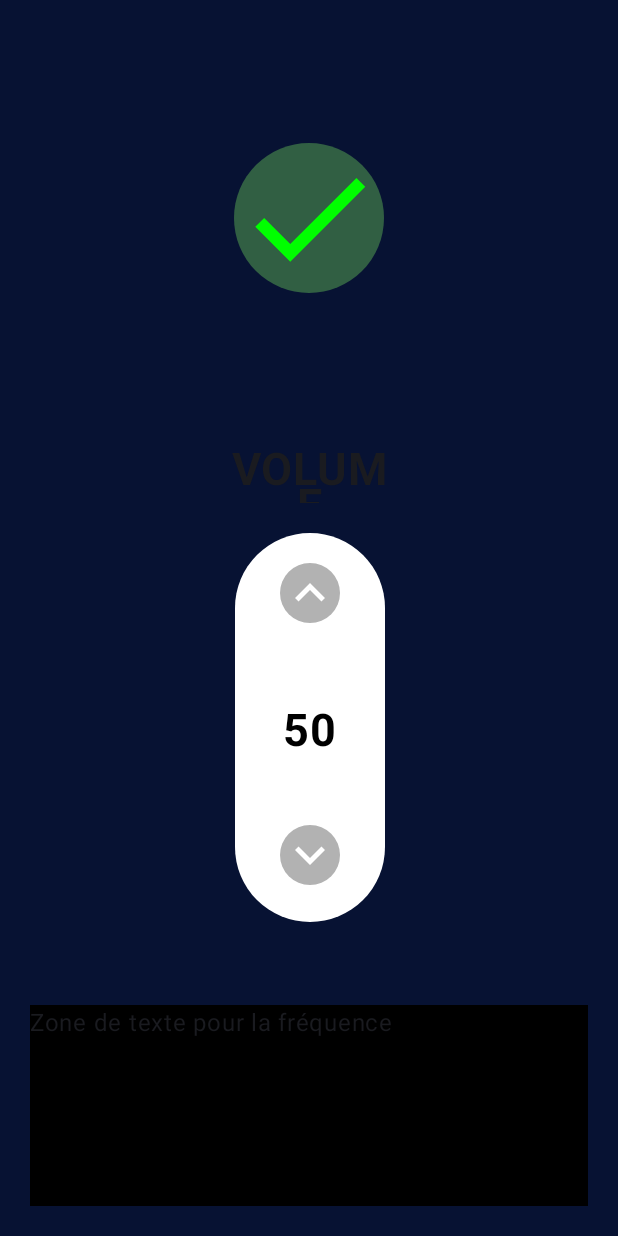
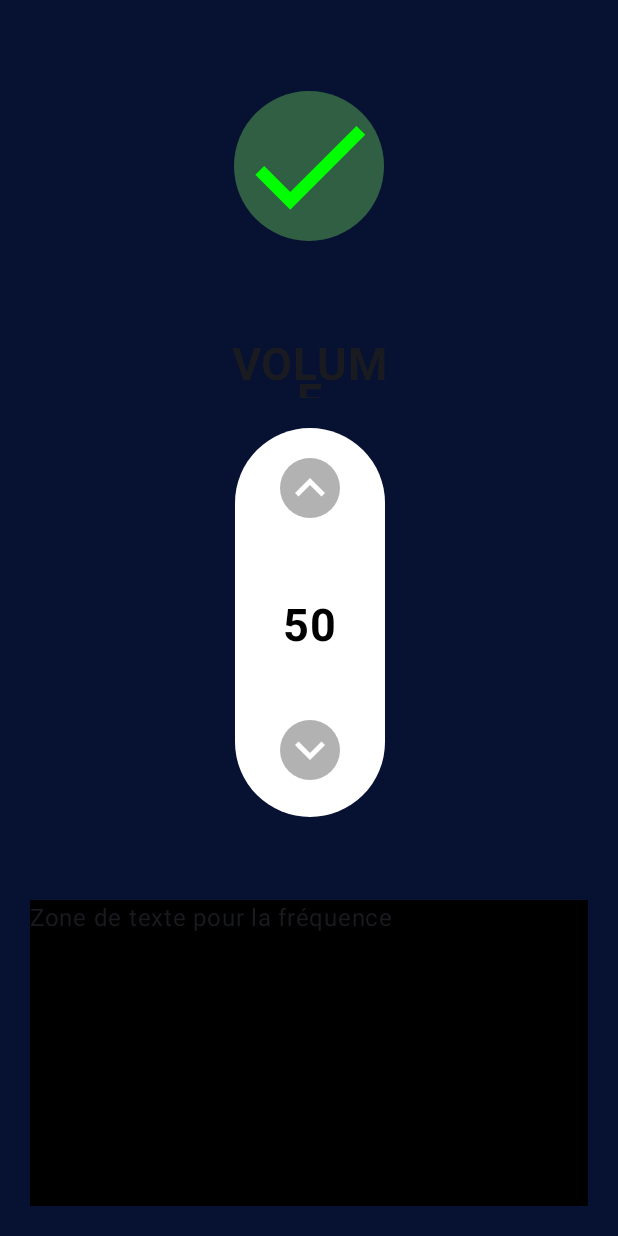
Before and after one commit to WilliamsLenkeu/TelecommandeUniversel, an Android app built with Jetpack Compose: the screen it shows after launch (MainActivity), on a phone screen of 412 x 824 dp. Run offline under Robolectric (Android 15) with nearby library versions, the phone set to English and light mode, and no system bars.

Commit message:
update de l'agencement des lignes

```diff
--- a/app/src/main/java/com/learn/telecommandeuniversel/HomeScreen.kt
+++ b/app/src/main/java/com/learn/telecommandeuniversel/HomeScreen.kt
@@ -30,7 +30,7 @@ fun HomeScreen(){
         Row(
             modifier = Modifier
                 .width(180.dp)
-                .height(270.dp)
+                .height(200.dp)
                 .padding(10.dp),
             verticalAlignment = Alignment.CenterVertically,
         ) {
```
